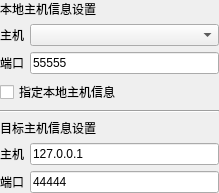
x-tools-author/x-tools, file Src/TcpClient/SAKTcpClientDeviceController.ui: the form before one commit.
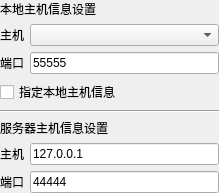
The form after the commit.

```diff
--- a/Src/TcpClient/SAKTcpClientDeviceController.ui
+++ b/Src/TcpClient/SAKTcpClientDeviceController.ui
@@ -53,7 +53,7 @@
    <item row="5" column="0" colspan="2">
     <widget class="QLabel" name="label_6">
      <property name="text">
-      <string>目标主机信息设置</string>
+      <string>服务器主机信息设置</string>
      </property>
     </widget>
    </item>
```
Left out of the diff: 4 changed lines with no effect on the pictures.
